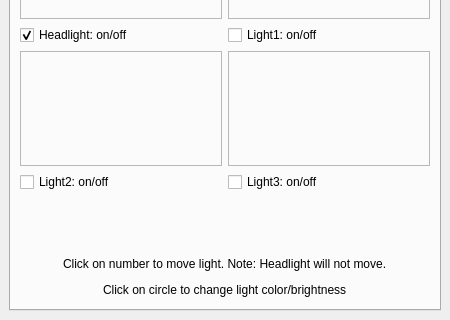
This is src/Interface/Modules/Render/ViewSceneControls.ui in SCIInstitute/SCIRun as Qt 5 draws it before an edit; both pictures show x 0 to 450 and y 140 to 460 of the 450 by 460 pixel window. The edited form follows.
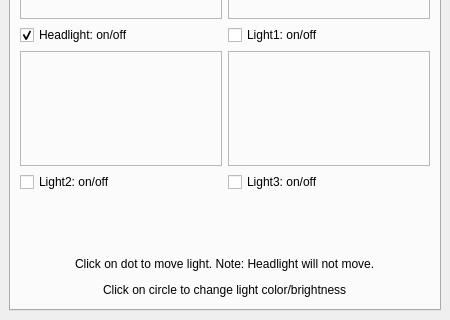
This is the edited form. The open tabs and pages were chosen to show the change.

Commit message: attaching light controls to GUI

Patch:
```diff
--- a/src/Interface/Modules/Render/ViewSceneControls.ui
+++ b/src/Interface/Modules/Render/ViewSceneControls.ui
@@ -868,7 +868,7 @@
           <item>
            <widget class="QLabel" name="label_11">
             <property name="text">
-             <string>Click on number to move light. Note: Headlight will not move.</string>
+             <string>Click on dot to move light. Note: Headlight will not move.</string>
             </property>
            </widget>
           </item>
```
The commit also changes 6 other files.
